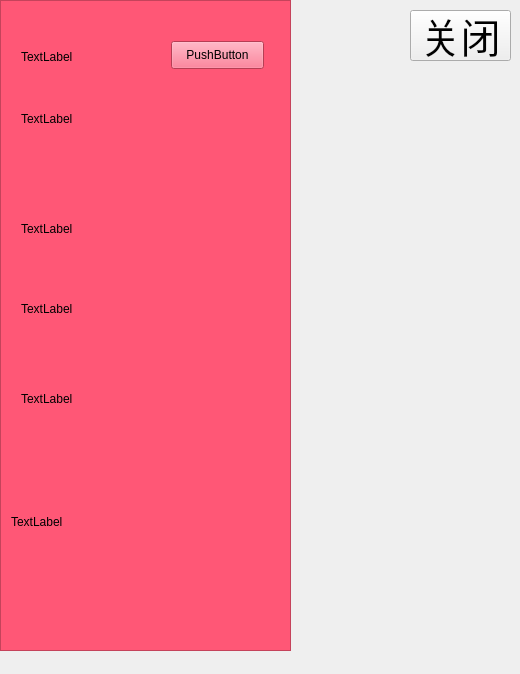
Old version of the form Luo_Jia_Li_Xian_Ji/shop.ui in the repository lost-cat/Luo_Jia_Li_Xian_Ji.
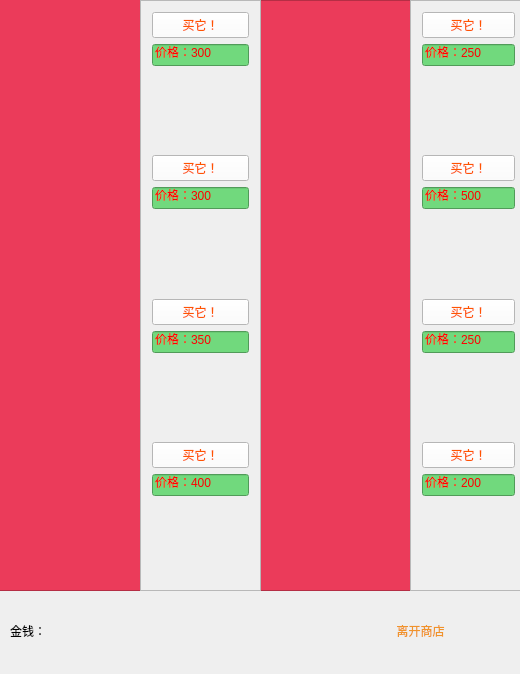
New version of the form. Icons and pictures are not drawn.

The edit to the form file:
```diff
--- a/Luo_Jia_Li_Xian_Ji/shop.ui
+++ b/Luo_Jia_Li_Xian_Ji/shop.ui
@@ -13,25 +13,9 @@
   <property name="windowTitle">
    <string>shop</string>
   </property>
-  <widget class="QPushButton" name="close">
-   <property name="geometry">
-    <rect>
-     <x>410</x>
-     <y>10</y>
-     <width>101</width>
-     <height>51</height>
-    </rect>
-   </property>
-   <property name="font">
-    <font>
-     <family>楷体</family>
-     <pointsize>30</pointsize>
-    </font>
-   </property>
-   <property name="text">
-    <string>关闭</string>
-   </property>
-  </widget>
+  <property name="styleSheet">
+   <string notr="true"/>
+  </property>
   <widget class="QWidget" name="widget_3" native="true">
    <property name="geometry">
     <rect>
@@ -42,122 +26,472 @@
     </rect>
    </property>
   </widget>
-  <widget class="QScrollArea" name="scrollArea">
+  <widget class="QFrame" name="frame">
    <property name="geometry">
     <rect>
-     <x>0</x>
+     <x>260</x>
      <y>0</y>
-     <width>291</width>
-     <height>651</height>
+     <width>151</width>
+     <height>591</height>
     </rect>
    </property>
    <property name="styleSheet">
-    <string notr="true">background-color: rgb(255, 87, 118);</string>
+    <string notr="true">background-color:rgb(235, 59, 90);</string>
    </property>
-   <property name="widgetResizable">
-    <bool>true</bool>
+   <property name="frameShape">
+    <enum>QFrame::StyledPanel</enum>
    </property>
-   <widget class="QWidget" name="scrollAreaWidgetContents">
-    <property name="geometry">
-     <rect>
-      <x>0</x>
-      <y>0</y>
-      <width>289</width>
-      <height>649</height>
-     </rect>
-    </property>
-    <widget class="QLabel" name="label">
-     <property name="geometry">
-      <rect>
-       <x>20</x>
-       <y>40</y>
-       <width>72</width>
-       <height>31</height>
-      </rect>
-     </property>
-     <property name="text">
-      <string>TextLabel</string>
-     </property>
-    </widget>
-    <widget class="QPushButton" name="pushButton">
-     <property name="geometry">
-      <rect>
-       <x>170</x>
-       <y>40</y>
-       <width>93</width>
-       <height>28</height>
-      </rect>
-     </property>
-     <property name="text">
-      <string>PushButton</string>
-     </property>
-    </widget>
-    <widget class="QLabel" name="label_2">
-     <property name="geometry">
-      <rect>
-       <x>20</x>
-       <y>110</y>
-       <width>72</width>
-       <height>15</height>
-      </rect>
-     </property>
-     <property name="text">
-      <string>TextLabel</string>
-     </property>
-    </widget>
-    <widget class="QLabel" name="label_3">
-     <property name="geometry">
-      <rect>
-       <x>20</x>
-       <y>220</y>
-       <width>72</width>
-       <height>15</height>
-      </rect>
-     </property>
-     <property name="text">
-      <string>TextLabel</string>
-     </property>
-    </widget>
-    <widget class="QLabel" name="label_4">
-     <property name="geometry">
-      <rect>
-       <x>20</x>
-       <y>300</y>
-       <width>72</width>
-       <height>15</height>
-      </rect>
-     </property>
-     <property name="text">
-      <string>TextLabel</string>
-     </property>
-    </widget>
-    <widget class="QLabel" name="label_5">
-     <property name="geometry">
-      <rect>
-       <x>20</x>
-       <y>390</y>
-       <width>72</width>
-       <height>15</height>
-      </rect>
-     </property>
-     <property name="text">
-      <string>TextLabel</string>
-     </property>
-    </widget>
-    <widget class="QLabel" name="label_6">
-     <property name="geometry">
-      <rect>
-       <x>10</x>
-       <y>480</y>
-       <width>71</width>
-       <height>81</height>
-      </rect>
-     </property>
-     <property name="text">
-      <string>TextLabel</string>
-     </property>
-    </widget>
-   </widget>
+   <property name="frameShadow">
+    <enum>QFrame::Raised</enum>
+   </property>
+   <layout class="QVBoxLayout" name="verticalLayout">
+    <item>
+     <widget class="QLabel" name="label_4">
+      <property name="styleSheet">
+       <string notr="true">image: url(:/pix/lanqiu.jpg);</string>
+      </property>
+      <property name="text">
+       <string/>
+      </property>
+     </widget>
+    </item>
+    <item>
+     <widget class="QLabel" name="label_5">
+      <property name="styleSheet">
+       <string notr="true">image: url(:/pix/gaodeng.jpg);</string>
+      </property>
+      <property name="text">
+       <string/>
+      </property>
+     </widget>
+    </item>
+    <item>
+     <widget class="QLabel" name="label_7">
+      <property name="styleSheet">
+       <string notr="true">image: url(:/pix/riyu.jpg);</string>
+      </property>
+      <property name="text">
+       <string/>
+      </property>
+     </widget>
+    </item>
+    <item>
+     <widget class="QLabel" name="label_6">
+      <property name="styleSheet">
+       <string notr="true">image: url(:/pix/dianzi.jpg);</string>
+      </property>
+      <property name="text">
+       <string/>
+      </property>
+     </widget>
+    </item>
+   </layout>
+  </widget>
+  <widget class="QFrame" name="frame_2">
+   <property name="geometry">
+    <rect>
+     <x>-10</x>
+     <y>-6</y>
+     <width>151</width>
+     <height>597</height>
+    </rect>
+   </property>
+   <property name="styleSheet">
+    <string notr="true">background-color:rgb(235, 59, 90);</string>
+   </property>
+   <property name="frameShape">
+    <enum>QFrame::StyledPanel</enum>
+   </property>
+   <property name="frameShadow">
+    <enum>QFrame::Raised</enum>
+   </property>
+   <layout class="QVBoxLayout" name="verticalLayout_2">
+    <item>
+     <widget class="QLabel" name="lable">
+      <property name="styleSheet">
+       <string notr="true">image: url(:/pix/gaoji.jpg);</string>
+      </property>
+      <property name="text">
+       <string/>
+      </property>
+     </widget>
+    </item>
+    <item>
+     <widget class="QLabel" name="label_3">
+      <property name="styleSheet">
+       <string notr="true">image: url(:/pix/ruhe.jpg);</string>
+      </property>
+      <property name="text">
+       <string/>
+      </property>
+     </widget>
+    </item>
+    <item>
+     <widget class="QLabel" name="label_2">
+      <property name="styleSheet">
+       <string notr="true">image: url(:/pix/lisan.jpg);</string>
+      </property>
+      <property name="text">
+       <string/>
+      </property>
+     </widget>
+    </item>
+    <item>
+     <widget class="QLabel" name="label">
+      <property name="styleSheet">
+       <string notr="true">image: url(:/pix/shuzi.jpg);</string>
+      </property>
+      <property name="text">
+       <string/>
+      </property>
+     </widget>
+    </item>
+   </layout>
+  </widget>
+  <widget class="QFrame" name="frame_3">
+   <property name="geometry">
+    <rect>
+     <x>140</x>
+     <y>0</y>
+     <width>121</width>
+     <height>591</height>
+    </rect>
+   </property>
+   <property name="styleSheet">
+    <string notr="true">QPushButton{background-color: rgb(255, 255, 255);
+color: rgb(255, 85, 0);}
+QLineEdit{
+	font: 10pt &quot;方正何旭奶油体 简&quot;;
+	color: rgb(255, 0, 0);
+	background-color:rgb(113, 217, 125);
+ }</string>
+   </property>
+   <property name="frameShape">
+    <enum>QFrame::StyledPanel</enum>
+   </property>
+   <property name="frameShadow">
+    <enum>QFrame::Raised</enum>
+   </property>
+   <layout class="QVBoxLayout" name="verticalLayout_3">
+    <item>
+     <widget class="QPushButton" name="buy1">
+      <property name="text">
+       <string>买它！</string>
+      </property>
+     </widget>
+    </item>
+    <item>
+     <widget class="QLineEdit" name="lineEdit">
+      <property name="text">
+       <string>价格：300</string>
+      </property>
+      <property name="readOnly">
+       <bool>true</bool>
+      </property>
+     </widget>
+    </item>
+    <item>
+     <spacer name="verticalSpacer_3">
+      <property name="orientation">
+       <enum>Qt::Vertical</enum>
+      </property>
+      <property name="sizeHint" stdset="0">
+       <size>
+        <width>20</width>
+        <height>40</height>
+       </size>
+      </property>
+     </spacer>
+    </item>
+    <item>
+     <widget class="QPushButton" name="buy2">
+      <property name="text">
+       <string>买它！</string>
+      </property>
+     </widget>
+    </item>
+    <item>
+     <widget class="QLineEdit" name="lineEdit_2">
+      <property name="text">
+       <string>价格：300</string>
+      </property>
+      <property name="readOnly">
+       <bool>true</bool>
+      </property>
+     </widget>
+    </item>
+    <item>
+     <spacer name="verticalSpacer_2">
+      <property name="orientation">
+       <enum>Qt::Vertical</enum>
+      </property>
+      <property name="sizeHint" stdset="0">
+       <size>
+        <width>20</width>
+        <height>40</height>
+       </size>
+      </property>
+     </spacer>
+    </item>
+    <item>
+     <widget class="QPushButton" name="buy3">
+      <property name="text">
+       <string>买它！</string>
+      </property>
+     </widget>
+    </item>
+    <item>
+     <widget class="QLineEdit" name="lineEdit_3">
+      <property name="text">
+       <string>价格：350</string>
+      </property>
+      <property name="readOnly">
+       <bool>true</bool>
+      </property>
+     </widget>
+    </item>
+    <item>
+     <spacer name="verticalSpacer_8">
+      <property name="orientation">
+       <enum>Qt::Vertical</enum>
+      </property>
+      <property name="sizeHint" stdset="0">
+       <size>
+        <width>20</width>
+        <height>40</height>
+       </size>
+      </property>
+     </spacer>
+    </item>
+    <item>
+     <widget class="QPushButton" name="buy4">
+      <property name="styleSheet">
+       <string notr="true">background-color: rgb(255, 255, 255);
+color: rgb(255, 85, 0);</string>
+      </property>
+      <property name="text">
+       <string>买它！</string>
+      </property>
+     </widget>
+    </item>
+    <item>
+     <widget class="QLineEdit" name="lineEdit_4">
+      <property name="text">
+       <string>价格：400</string>
+      </property>
+      <property name="readOnly">
+       <bool>true</bool>
+      </property>
+     </widget>
+    </item>
+    <item>
+     <spacer name="verticalSpacer">
+      <property name="orientation">
+       <enum>Qt::Vertical</enum>
+      </property>
+      <property name="sizeHint" stdset="0">
+       <size>
+        <width>20</width>
+        <height>20</height>
+       </size>
+      </property>
+     </spacer>
+    </item>
+   </layout>
+  </widget>
+  <widget class="QFrame" name="frame_4">
+   <property name="geometry">
+    <rect>
+     <x>410</x>
+     <y>0</y>
+     <width>117</width>
+     <height>591</height>
+    </rect>
+   </property>
+   <property name="styleSheet">
+    <string notr="true">QPushButton{background-color: rgb(255, 255, 255);
+color: rgb(255, 85, 0);}
+QLineEdit{
+	font: 10pt &quot;方正何旭奶油体 简&quot;;
+	color: rgb(255, 0, 0);
+	background-color:rgb(113, 217, 125);
+ }</string>
+   </property>
+   <property name="frameShape">
+    <enum>QFrame::StyledPanel</enum>
+   </property>
+   <property name="frameShadow">
+    <enum>QFrame::Raised</enum>
+   </property>
+   <layout class="QVBoxLayout" name="verticalLayout_4">
+    <item>
+     <widget class="QPushButton" name="buy5">
+      <property name="text">
+       <string>买它！</string>
+      </property>
+     </widget>
+    </item>
+    <item>
+     <widget class="QLineEdit" name="lineEdit_5">
+      <property name="text">
+       <string>价格：250</string>
+      </property>
+      <property name="readOnly">
+       <bool>true</bool>
+      </property>
+     </widget>
+    </item>
+    <item>
+     <spacer name="verticalSpacer_4">
+      <property name="orientation">
+       <enum>Qt::Vertical</enum>
+      </property>
+      <property name="sizeHint" stdset="0">
+       <size>
+        <width>20</width>
+        <height>40</height>
+       </size>
+      </property>
+     </spacer>
+    </item>
+    <item>
+     <widget class="QPushButton" name="buy6">
+      <property name="text">
+       <string>买它！</string>
+      </property>
+     </widget>
+    </item>
+    <item>
+     <widget class="QLineEdit" name="lineEdit_6">
+      <property name="text">
+       <string>价格：500</string>
+      </property>
+      <property name="readOnly">
+       <bool>true</bool>
+      </property>
+     </widget>
+    </item>
+    <item>
+     <spacer name="verticalSpacer_5">
+      <property name="orientation">
+       <enum>Qt::Vertical</enum>
+      </property>
+      <property name="sizeHint" stdset="0">
+       <size>
+        <width>20</width>
+        <height>40</height>
+       </size>
+      </property>
+     </spacer>
+    </item>
+    <item>
+     <widget class="QPushButton" name="buy7">
+      <property name="text">
+       <string>买它！</string>
+      </property>
+     </widget>
+    </item>
+    <item>
+     <widget class="QLineEdit" name="lineEdit_7">
+      <property name="text">
+       <string>价格：250</string>
+      </property>
+      <property name="readOnly">
+       <bool>true</bool>
+      </property>
+     </widget>
+    </item>
+    <item>
+     <spacer name="verticalSpacer_6">
+      <property name="orientation">
+       <enum>Qt::Vertical</enum>
+      </property>
+      <property name="sizeHint" stdset="0">
+       <size>
+        <width>20</width>
+        <height>40</height>
+       </size>
+      </property>
+     </spacer>
+    </item>
+    <item>
+     <widget class="QPushButton" name="buy8">
+      <property name="text">
+       <string>买它！</string>
+      </property>
+     </widget>
+    </item>
+    <item>
+     <widget class="QLineEdit" name="lineEdit_8">
+      <property name="text">
+       <string>价格：200</string>
+      </property>
+      <property name="readOnly">
+       <bool>true</bool>
+      </property>
+     </widget>
+    </item>
+    <item>
+     <spacer name="verticalSpacer_7">
+      <property name="orientation">
+       <enum>Qt::Vertical</enum>
+      </property>
+      <property name="sizeHint" stdset="0">
+       <size>
+        <width>20</width>
+        <height>40</height>
+       </size>
+      </property>
+     </spacer>
+    </item>
+   </layout>
+  </widget>
+  <widget class="QLabel" name="label_8">
+   <property name="geometry">
+    <rect>
+     <x>10</x>
+     <y>610</y>
+     <width>81</width>
+     <height>41</height>
+    </rect>
+   </property>
+   <property name="text">
+    <string>金钱：</string>
+   </property>
+  </widget>
+  <widget class="QLabel" name="money">
+   <property name="geometry">
+    <rect>
+     <x>81</x>
+     <y>610</y>
+     <width>111</width>
+     <height>41</height>
+    </rect>
+   </property>
+   <property name="text">
+    <string/>
+   </property>
+  </widget>
+  <widget class="QPushButton" name="exit">
+   <property name="geometry">
+    <rect>
+     <x>320</x>
+     <y>590</y>
+     <width>201</width>
+     <height>81</height>
+    </rect>
+   </property>
+   <property name="cursor">
+    <cursorShape>PointingHandCursor</cursorShape>
+   </property>
+   <property name="styleSheet">
+    <string notr="true">font: 20pt &quot;方正何旭奶油体 简&quot;;
+color:rgb(240, 147, 43);
+border-style:hidden;</string>
+   </property>
+   <property name="text">
+    <string>离开商店</string>
+   </property>
   </widget>
  </widget>
  <layoutdefault spacing="6" margin="11"/>
```
Left out of the diff: 4 changed lines with no effect on the pictures.
